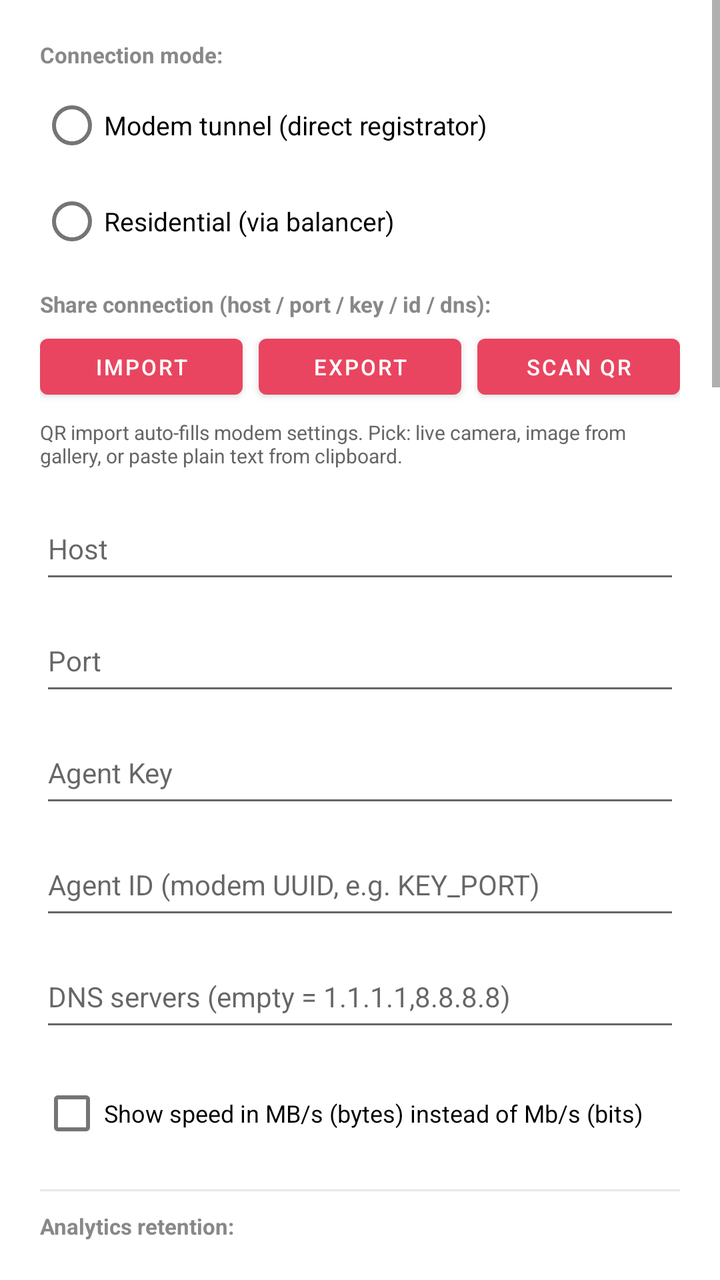
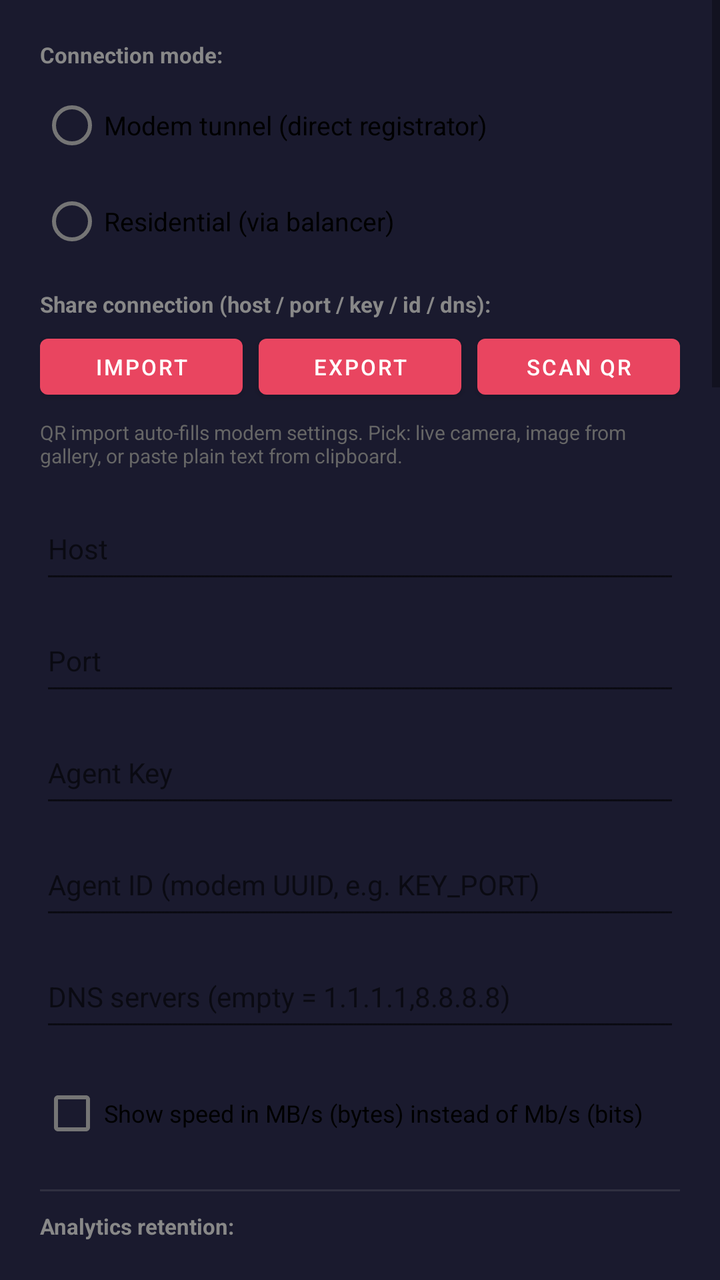

An Android layout rendered at two revisions. The XML below is the earlier revision; the diff shows what the commit changed to produce the second picture.
<!-- AndroidManifest.xml: application theme Theme.AndroidProxyApp -->
<!-- res/layout/dialog_settings.xml -->
<?xml version="1.0" encoding="utf-8"?>
<ScrollView xmlns:android="http://schemas.android.com/apk/res/android"
    android:layout_width="match_parent"
    android:layout_height="wrap_content">

<LinearLayout
    android:layout_width="match_parent"
    android:layout_height="wrap_content"
    android:orientation="vertical"
    android:padding="20dp">

    <TextView
        android:layout_width="wrap_content"
        android:layout_height="wrap_content"
        android:text="Connection mode:"
        android:textSize="11sp"
        android:textStyle="bold"
        android:textColor="#888888"
        android:layout_marginBottom="4dp" />

    <RadioGroup
        android:id="@+id/rgMode"
        android:layout_width="match_parent"
        android:layout_height="wrap_content"
        android:orientation="vertical"
        android:layout_marginBottom="10dp">
        <RadioButton
            android:id="@+id/rbModeModem"
            android:layout_width="wrap_content"
            android:layout_height="wrap_content"
            android:text="Modem tunnel (direct registrator)"
            android:textSize="13sp" />
        <RadioButton
            android:id="@+id/rbModeBalancer"
            android:layout_width="wrap_content"
            android:layout_height="wrap_content"
            android:text="Residential (via balancer)"
            android:textSize="13sp" />
    </RadioGroup>

    <TextView
        android:layout_width="wrap_content"
        android:layout_height="wrap_content"
        android:text="Share connection (host / port / key / id / dns):"
        android:textSize="11sp"
        android:textStyle="bold"
        android:textColor="#888888"
        android:layout_marginBottom="4dp" />

    <LinearLayout
        android:layout_width="match_parent"
        android:layout_height="wrap_content"
        android:orientation="horizontal"
        android:layout_marginBottom="6dp">
        <Button
            android:id="@+id/btnImport"
            android:layout_width="0dp"
            android:layout_weight="1"
            android:layout_height="40dp"
            android:text="IMPORT"
            android:textSize="11sp"
            android:layout_marginEnd="4dp" />
        <Button
            android:id="@+id/btnExport"
            android:layout_width="0dp"
            android:layout_weight="1"
            android:layout_height="40dp"
            android:text="EXPORT"
            android:textSize="11sp"
            android:layout_marginStart="4dp"
            android:layout_marginEnd="4dp" />
        <Button
            android:id="@+id/btnScanQr"
            android:layout_width="0dp"
            android:layout_weight="1"
            android:layout_height="40dp"
            android:text="SCAN QR"
            android:textSize="11sp"
            android:layout_marginStart="4dp" />
    </LinearLayout>

    <TextView
        android:id="@+id/tvScanQrHint"
        android:layout_width="match_parent"
        android:layout_height="wrap_content"
        android:text="QR import auto-fills modem settings. Pick: live camera, image from gallery, or paste plain text from clipboard."
        android:textSize="10sp"
        android:textColor="#666666"
        android:layout_marginBottom="14dp" />

    <EditText
        android:id="@+id/etHost"
        android:layout_width="match_parent"
        android:layout_height="48dp"
        android:hint="Host"
        android:inputType="text"
        android:textSize="14sp"
        android:layout_marginBottom="8dp" />

    <EditText
        android:id="@+id/etPort"
        android:layout_width="match_parent"
        android:layout_height="48dp"
        android:hint="Port"
        android:inputType="number"
        android:textSize="14sp"
        android:layout_marginBottom="8dp" />

    <EditText
        android:id="@+id/etKey"
        android:layout_width="match_parent"
        android:layout_height="48dp"
        android:hint="Agent Key"
        android:inputType="text"
        android:textSize="14sp"
        android:layout_marginBottom="8dp" />

    <EditText
        android:id="@+id/etId"
        android:layout_width="match_parent"
        android:layout_height="48dp"
        android:hint="Agent ID (modem UUID, e.g. KEY_PORT)"
        android:inputType="text"
        android:textSize="14sp"
        android:layout_marginBottom="8dp" />

    <EditText
        android:id="@+id/etDns"
        android:layout_width="match_parent"
        android:layout_height="48dp"
        android:hint="DNS servers (empty = 1.1.1.1,8.8.8.8)"
        android:inputType="text"
        android:textSize="14sp"
        android:layout_marginBottom="12dp" />

    <CheckBox
        android:id="@+id/cbSpeedBytes"
        android:layout_width="wrap_content"
        android:layout_height="wrap_content"
        android:text="Show speed in MB/s (bytes) instead of Mb/s (bits)"
        android:textSize="12sp" />

    <View
        android:layout_width="match_parent"
        android:layout_height="1dp"
        android:layout_marginTop="14dp"
        android:layout_marginBottom="10dp"
        android:background="#33888888" />

    <TextView
        android:layout_width="wrap_content"
        android:layout_height="wrap_content"
        android:text="Analytics retention:"
        android:textSize="11sp"
        android:textStyle="bold"
        android:textColor="#888888"
        android:layout_marginBottom="4dp" />

    <Spinner
        android:id="@+id/spRetention"
        android:layout_width="match_parent"
        android:layout_height="44dp"
        android:layout_marginBottom="6dp" />

    <TextView
        android:layout_width="match_parent"
        android:layout_height="wrap_content"
        android:text="Older buckets are deleted on app launch. Storage grows ~1MB per active day."
        android:textSize="10sp"
        android:textColor="#666666"
        android:layout_marginBottom="6dp" />

    <View
        android:layout_width="match_parent"
        android:layout_height="1dp"
        android:layout_marginTop="14dp"
        android:layout_marginBottom="10dp"
        android:background="#33888888" />

    <TextView
        android:layout_width="wrap_content"
        android:layout_height="wrap_content"
        android:text="Engine:"
        android:textSize="11sp"
        android:textStyle="bold"
        android:textColor="#888888"
        android:layout_marginBottom="4dp" />

    <RadioGroup
        android:id="@+id/rgEngine"
        android:layout_width="match_parent"
        android:layout_height="wrap_content"
        android:orientation="vertical">
        <RadioButton
            android:id="@+id/rbEngineNative"
            android:layout_width="wrap_content"
            android:layout_height="wrap_content"
            android:text="Native Kotlin (recommended)"
            android:textSize="13sp" />
        <RadioButton
            android:id="@+id/rbEngineBinary"
            android:layout_width="wrap_content"
            android:layout_height="wrap_content"
            android:text="Binary subprocess"
            android:textSize="13sp" />
    </RadioGroup>

    

    <View
        android:layout_width="match_parent"
        android:layout_height="1dp"
        android:layout_marginTop="14dp"
        android:layout_marginBottom="10dp"
        android:background="#33888888" />

    <TextView
        android:layout_width="wrap_content"
        android:layout_height="wrap_content"
        android:text="Network optimization:"
        android:textSize="11sp"
        android:textStyle="bold"
        android:textColor="#888888"
        android:layout_marginBottom="4dp" />

    <Spinner
        android:id="@+id/spNetworkProfile"
        android:layout_width="match_parent"
        android:layout_height="44dp"
        android:layout_marginBottom="4dp" />

    <TextView
        android:id="@+id/tvNetworkProfileHint"
        android:layout_width="match_parent"
        android:layout_height="wrap_content"
        android:text="Tunes TCP socket / bridge buffers and QUIC pacer / UDP buffer / flow-control to the link's expected ceiling. Lower = lower latency on slower links; higher = full pipe on gigabit. Binary engine ignores this setting (uses fixed 100 Mbps)."
        android:textSize="10sp"
        android:textColor="#666666"
        android:layout_marginBottom="6dp" />

    <View
        android:layout_width="match_parent"
        android:layout_height="1dp"
        android:layout_marginTop="14dp"
        android:layout_marginBottom="10dp"
        android:background="#33888888" />

    <TextView
        android:layout_width="wrap_content"
        android:layout_height="wrap_content"
        android:text="IP rotation guard:"
        android:textSize="11sp"
        android:textStyle="bold"
        android:textColor="#888888"
        android:layout_marginBottom="4dp" />

    <CheckBox
        android:id="@+id/cbRotationLock"
        android:layout_width="wrap_content"
        android:layout_height="wrap_content"
        android:text="Block overlapping rotation requests"
        android:textSize="12sp" />

    <TextView
        android:layout_width="match_parent"
        android:layout_height="wrap_content"
        android:text="While a rotation is running, and for the cooldown below after it finishes, any new rotation request (remote REBOOT or the manual ↻ button) is ignored. Prevents two rotations from fighting over the radio. On by default."
        android:textSize="10sp"
        android:textColor="#666666"
        android:layout_marginBottom="8dp" />

    <TextView
        android:layout_width="wrap_content"
        android:layout_height="wrap_content"
        android:text="Cooldown after rotation (seconds):"
        android:textSize="11sp"
        android:textColor="#888888"
        android:layout_marginBottom="2dp" />

    <EditText
        android:id="@+id/etRotationCooldown"
        android:layout_width="match_parent"
        android:layout_height="48dp"
        android:hint="10"
        android:inputType="number"
        android:textSize="13sp"
        android:layout_marginBottom="4dp" />

    <TextView
        android:layout_width="match_parent"
        android:layout_height="wrap_content"
        android:text="Extra quiet window after a rotation completes before another is allowed. Default 10s. Set to 0 to only block during the rotation itself."
        android:textSize="10sp"
        android:textColor="#666666"
        android:layout_marginBottom="6dp" />

    <View
        android:layout_width="match_parent"
        android:layout_height="1dp"
        android:layout_marginTop="14dp"
        android:layout_marginBottom="10dp"
        android:background="#33888888" />

    <TextView
        android:layout_width="wrap_content"
        android:layout_height="wrap_content"
        android:text="IP rotation fallbacks (root required):"
        android:textSize="11sp"
        android:textStyle="bold"
        android:textColor="#888888"
        android:layout_marginBottom="4dp" />

    <TextView
        android:layout_width="match_parent"
        android:layout_height="wrap_content"
        android:text="Triggered only after the basic 2-step nuclear cycle fails to change the IP."
        android:textSize="10sp"
        android:textColor="#666666"
        android:layout_marginBottom="8dp" />

    <CheckBox
        android:id="@+id/cbApnSwap"
        android:layout_width="wrap_content"
        android:layout_height="wrap_content"
        android:text="APN swap"
        android:textSize="12sp" />

    <TextView
        android:layout_width="match_parent"
        android:layout_height="wrap_content"
        android:text="Toggles preferred APN to an alternate entry and back, forcing two fresh PDP contexts. Effective only if the SIM has 2+ APNs configured."
        android:textSize="10sp"
        android:textColor="#666666"
        android:layout_marginBottom="10dp" />

    <CheckBox
        android:id="@+id/cbImeiRotate"
        android:layout_width="wrap_content"
        android:layout_height="wrap_content"
        android:text="IMEI rotation"
        android:textSize="12sp" />

    <TextView
        android:layout_width="match_parent"
        android:layout_height="wrap_content"
        android:text="Invokes an identity-change command (needs a Magisk module installed) and re-attaches the radio under the new IMEI."
        android:textSize="10sp"
        android:textColor="#666666"
        android:layout_marginBottom="6dp" />

    <TextView
        android:layout_width="wrap_content"
        android:layout_height="wrap_content"
        android:text="IMEI rotation method:"
        android:textSize="11sp"
        android:textColor="#888888"
        android:layout_marginBottom="2dp" />

    <Spinner
        android:id="@+id/spImeiMethod"
        android:layout_width="match_parent"
        android:layout_height="44dp"
        android:layout_marginBottom="6dp" />

    <EditText
        android:id="@+id/etImeiCustomCmd"
        android:layout_width="match_parent"
        android:layout_height="48dp"
        android:hint="Custom root command (e.g. magisk-imei --random)"
        android:inputType="text"
        android:textSize="13sp"
        android:layout_marginBottom="4dp" />

    <TextView
        android:layout_width="match_parent"
        android:layout_height="wrap_content"
        android:text="resetprop: spoofs IMEI via MagiskHidePropsConfig (Android-level only — modem may still report real IMEI). magisk-imei: assumes the magisk-imei CLI is on PATH. Custom: runs whatever you type as root."
        android:textSize="10sp"
        android:textColor="#666666"
        android:layout_marginBottom="6dp" />

    <View
        android:layout_width="match_parent"
        android:layout_height="1dp"
        android:layout_marginTop="14dp"
        android:layout_marginBottom="10dp"
        android:background="#33888888" />

    <TextView
        android:layout_width="wrap_content"
        android:layout_height="wrap_content"
        android:text="Uplink routing:"
        android:textSize="11sp"
        android:textStyle="bold"
        android:textColor="#888888"
        android:layout_marginBottom="4dp" />

    <CheckBox
        android:id="@+id/cbWifiReturn"
        android:layout_width="wrap_content"
        android:layout_height="wrap_content"
        android:text="Return traffic to client over Wi-Fi"
        android:textSize="12sp" />

    <TextView
        android:id="@+id/tvWifiReturnHint"
        android:layout_width="match_parent"
        android:layout_height="wrap_content"
        android:text="Bridges the agent↔registrator uplink over Wi-Fi while target dials still ride cellular (mobile exit IP preserved). Falls back to cellular transparently when Wi-Fi is gone — connection is never dropped, just the savings stop. Modem mode only."
        android:textSize="10sp"
        android:textColor="#666666"
        android:layout_marginBottom="6dp" />

    <View
        android:layout_width="match_parent"
        android:layout_height="1dp"
        android:layout_marginTop="14dp"
        android:layout_marginBottom="10dp"
        android:background="#33888888" />

    <TextView
        android:layout_width="wrap_content"
        android:layout_height="wrap_content"
        android:text="Auto-reconnect after reboot:"
        android:textSize="11sp"
        android:textStyle="bold"
        android:textColor="#888888"
        android:layout_marginBottom="4dp" />

    <TextView
        android:layout_width="match_parent"
        android:layout_height="wrap_content"
        android:text="When the agent is connected and the phone reboots, it comes back on its own — but only if the OS lets it. Grant the exemptions below so it isn't blocked."
        android:textSize="10sp"
        android:textColor="#666666"
        android:layout_marginBottom="8dp" />

    
    <TextView
        android:id="@+id/tvAutostartLockWarn"
        android:layout_width="match_parent"
        android:layout_height="wrap_content"
        android:visibility="gone"
        android:text=""
        android:textSize="11sp"
        android:textColor="#e9a13b"
        android:padding="10dp"
        android:background="#22e9a13b"
        android:layout_marginBottom="8dp" />

    
    <TextView
        android:id="@+id/tvAutostartStatus"
        android:layout_width="match_parent"
        android:layout_height="wrap_content"
        android:text=""
        android:textSize="11sp"
        android:fontFamily="monospace"
        android:textColor="#aaaaaa"
        android:layout_marginBottom="10dp" />

    <Button
        android:id="@+id/btnBatteryOpt"
        android:layout_width="match_parent"
        android:layout_height="44dp"
        android:text="DISABLE BATTERY OPTIMIZATION"
        android:textSize="11sp"
        android:layout_marginBottom="6dp" />

    <Button
        android:id="@+id/btnOemAutostart"
        android:layout_width="match_parent"
        android:layout_height="44dp"
        android:text="OPEN AUTOSTART SETTINGS (OEM)"
        android:textSize="11sp"
        android:layout_marginBottom="6dp" />

    <Button
        android:id="@+id/btnRootAutostart"
        android:layout_width="match_parent"
        android:layout_height="44dp"
        android:text="INSTALL ROOT AUTOSTART (GUARANTEED)"
        android:textSize="11sp"
        android:layout_marginBottom="4dp" />

    <TextView
        android:layout_width="match_parent"
        android:layout_height="wrap_content"
        android:text="Root path (recommended for rooted fleet devices): installs a Magisk/KernelSU boot script that whitelists the app and starts the agent on every boot, bypassing OEM autostart blocking and Doze. Needs the connection to be configured first."
        android:textSize="10sp"
        android:textColor="#666666"
        android:layout_marginBottom="6dp" />

</LinearLayout>
</ScrollView>
<!-- resources referenced by this layout -->
<resources>
  <style name="Theme.AndroidProxyApp" parent="Theme.MaterialComponents.DayNight.NoActionBar">
          <item name="colorPrimary">#e94560</item>
          <item name="colorPrimaryVariant">#c81d4e</item>
          <item name="colorOnPrimary">#ffffff</item>
          <item name="colorSecondary">#0f3460</item>
          <item name="colorSecondaryVariant">#16213e</item>
          <item name="colorOnSecondary">#ffffff</item>
          <item name="android:statusBarColor">#0f0f23</item>
          <item name="android:navigationBarColor">#0f0f23</item>
      </style>
</resources>

<!-- the commit's change to res/layout/dialog_settings.xml (unified diff, before → after) -->
@@ -1,7 +1,8 @@
 <?xml version="1.0" encoding="utf-8"?>
 <ScrollView xmlns:android="http://schemas.android.com/apk/res/android"
     android:layout_width="match_parent"
-    android:layout_height="wrap_content">
+    android:layout_height="wrap_content"
+    android:background="#1a1a2e">
 
 <LinearLayout
     android:layout_width="match_parent"
